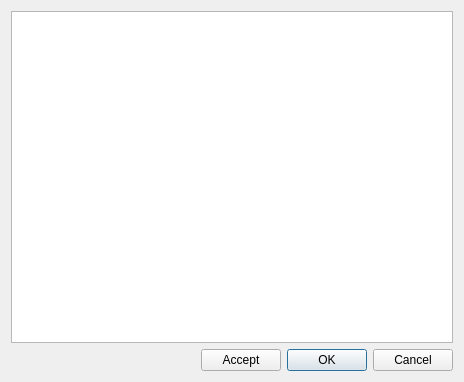
Qt form view/form_setting_kanal.ui (skydragon19/isyana) before a commit.
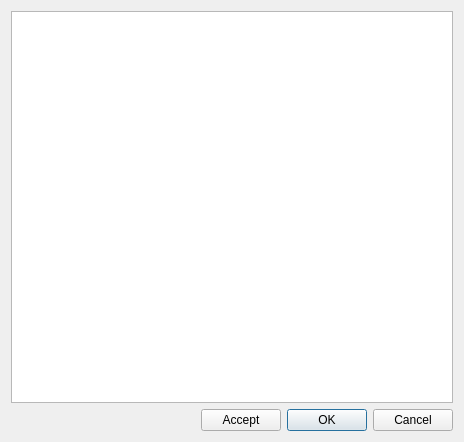
The same form after that commit.

The edit to the form file:
```diff
--- a/view/form_setting_kanal.ui
+++ b/view/form_setting_kanal.ui
@@ -7,7 +7,7 @@
     <x>0</x>
     <y>0</y>
     <width>464</width>
-    <height>382</height>
+    <height>442</height>
    </rect>
   </property>
   <property name="windowTitle">
```
